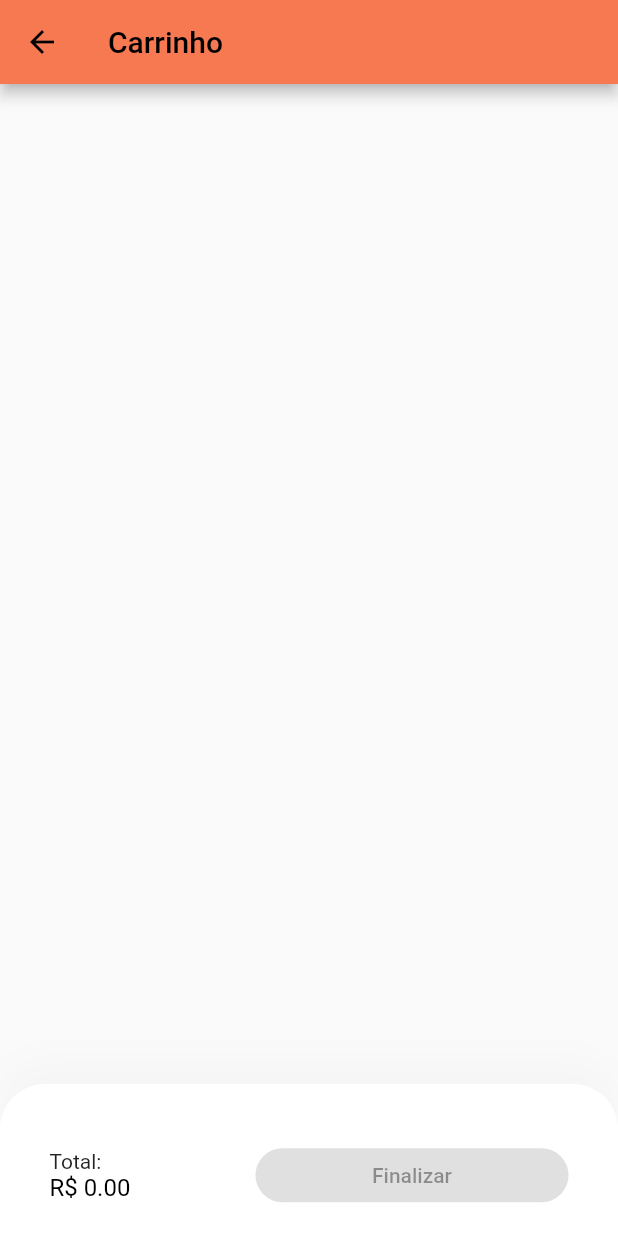
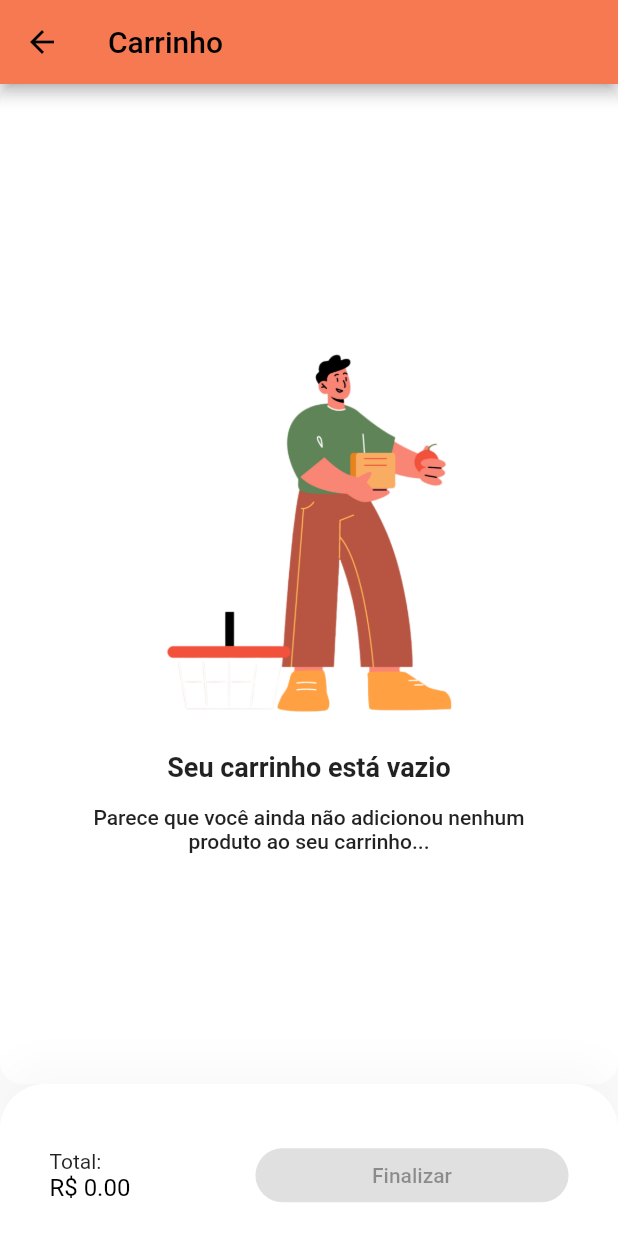
Before and after one commit to firenzery/firenzery_app, a Flutter app: the CartPage screen opened directly, on a phone screen of 412 x 824 dp. Run offline on Flutter 3.47's test engine with Material 2 defaults, Android fonts, the phone set to English and light mode, and no system bars; our stand-ins replace badges, brasil_fields, flutter_dotenv, flutter_svg, shared_preferences; missing offline and left inert: quantity_input; accounts and stored records are empty.

Commit message:
adicionado alteracoes na tela de carrinho

```diff
--- a/lib/app/pages/cart/cart.page.dart
+++ b/lib/app/pages/cart/cart.page.dart
@@ -9,6 +9,7 @@ import 'package:flutter/material.dart';
 import 'package:flutter_svg/flutter_svg.dart';
 import 'package:provider/provider.dart';
 import 'components/check_out_card.dart';
+import 'components/empty_cart.dart';
 
 class CartPage extends StatefulWidget {
   @override
@@ -44,9 +45,11 @@ class _CartPageState extends State<CartPage> {
           style: TextStyle(color: Colors.black),
         ),
       ),
-      body: Padding(
-        padding:
-            EdgeInsets.symmetric(horizontal: getProportionateScreenWidth(5)),
+      body: productsViewModel.cartProducts.isEmpty
+          ? const EmptyCart()
+          : Padding(
+              padding: EdgeInsets.symmetric(
+                  horizontal: getProportionateScreenWidth(5)),
               child: ListView.builder(
                   itemCount: productsViewModel.cartProducts.length,
                   itemBuilder: (context, index) => Padding(
@@ -55,13 +58,15 @@ class _CartPageState extends State<CartPage> {
                       child: Consumer<ProductsViewModel>(
                         builder: (context, productsViewModel, Widget? child) =>
                             Dismissible(
-                    key: Key(productsViewModel.cartProducts[index].idProduct
+                          key: Key(productsViewModel
+                              .cartProducts[index].idProduct
                               .toString()),
                           direction: DismissDirection.endToStart,
                           onDismissed: (direction) {
                             setState(() {
                               productsViewModel.cartProducts.removeAt(index);
-                        controller.calcMaxValue(productsViewModel.cartProducts);
+                              controller
+                                  .calcMaxValue(productsViewModel.cartProducts);
                             });
                           },
                           background: Container(
@@ -86,8 +91,8 @@ class _CartPageState extends State<CartPage> {
                                             product: productsViewModel
                                                 .cartProducts[index]),
                                       ))
-                            .then(
-                                (value) => productsViewModel.refreshValues())),
+                                  .then((value) =>
+                                      productsViewModel.refreshValues())),
                         ),
                       ))),
             ),
--- a/lib/app/pages/cart/components/cart_card.dart
+++ b/lib/app/pages/cart/components/cart_card.dart
@@ -65,7 +65,7 @@ class CartCard extends StatelessWidget {
                 const SizedBox(height: 10),
                 Text.rich(
                   TextSpan(
-                    text: "\$${product.price}",
+                    text: "R\$${product.price}",
                     style: const TextStyle(
                         fontWeight: FontWeight.w600, color: primaryColor),
                     children: [
--- /dev/null
+++ b/lib/app/pages/cart/components/empty_cart.dart
@@ -0,0 +1,36 @@
+import 'package:flutter/material.dart';
+
+class EmptyCart extends StatelessWidget {
+  const EmptyCart({Key? key}) : super(key: key);
+
+  @override
+  Widget build(BuildContext context) {
+    return Container(
+      decoration: BoxDecoration(
+        color: Colors.white,
+        borderRadius: BorderRadius.circular(15),
+      ),
+      child: Center(
+        child: Column(
+          mainAxisAlignment: MainAxisAlignment.center,
+          children: [
+            const Image(
+              image: AssetImage('assets/images/empty_cart.png'),
+              width: 300,
+            ),
+            const Text('Seu carrinho está vazio',
+                style: TextStyle(fontSize: 18, fontWeight: FontWeight.bold)),
+            const SizedBox(height: 15),
+            SizedBox(
+              width: 300,
+              child: Text(
+                  textAlign: TextAlign.center,
+                  'Parece que você ainda não adicionou nenhum produto ao seu carrinho...',
+                  style: Theme.of(context).textTheme.bodyText1),
+            ),
+          ],
+        ),
+      ),
+    );
+  }
+}
--- a/lib/app/pages/details/details.page.dart
+++ b/lib/app/pages/details/details.page.dart
@@ -71,7 +71,7 @@ class _DatailsPageState extends State<DetailsPage> {
                       ),
                       const SizedBox(width: defaultPadding),
                       Text(
-                        "\$${widget.product.price}",
+                        "R\$${widget.product.price}",
                         style: Theme.of(context).textTheme.headline6,
                       ),
                     ],
--- a/lib/app/pages/finalize_purchase/finalize_purchase.page.dart
+++ b/lib/app/pages/finalize_purchase/finalize_purchase.page.dart
@@ -138,7 +138,7 @@ class _FinalizePurchasePageState extends State<FinalizePurchasePage> {
                           Text.rich(
                             TextSpan(
                               text:
-                                  "\$${productsViewModel.cartProducts[index].price}",
+                                  "R\$${productsViewModel.cartProducts[index].price}",
                               style: const TextStyle(
                                   fontWeight: FontWeight.w600,
                                   color: primaryColor),
--- a/lib/app/pages/request_detail/request_detail.page.dart
+++ b/lib/app/pages/request_detail/request_detail.page.dart
@@ -164,7 +164,7 @@ class _RequestDetailPageState extends State<RequestDetailPage> {
                             Text.rich(
                               TextSpan(
                                 text:
-                                    "\$${saleViewModel.productsBySale[index].price}",
+                                    "R\$${saleViewModel.productsBySale[index].price}",
                                 style: const TextStyle(
                                     fontWeight: FontWeight.w600,
                                     color: primaryColor),
--- a/pubspec.yaml
+++ b/pubspec.yaml
@@ -43,6 +43,7 @@ dependencies:
   provider: ^6.0.3
   cached_network_image: ^3.2.1
   quantity_input: ^1.0.2
+  badges: ^2.0.3
 
 dev_dependencies:
   flutter_test:
```
Also changed, not shown: lib/app/pages/home/home.page.dart (+11 -7 lines), assets/images/empty_cart.png (added), pubspec.lock. Lines whose indentation alone changed are shown as unchanged.
